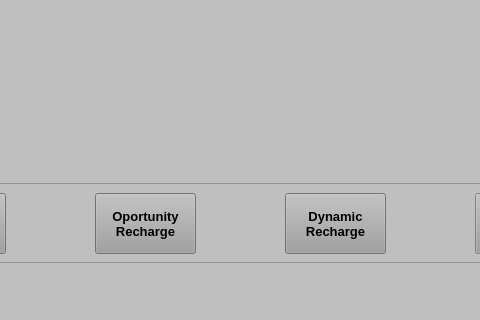
Above: UI/InterfaceGrid.ui from Potter-Gryffindor/Proyecto-Final before the change; both pictures show x 335 to 815 and y 357 to 677 of the 964 by 677 pixel window. Below: the same form after it.
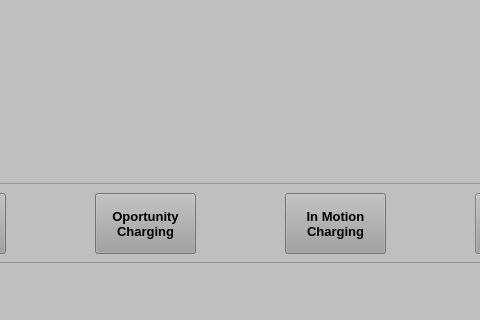
That is the form after the change. Icons and pictures are not drawn.

Commit message: Prediseño Interfaz Gráfica V.1

Diff of the .ui file:
```diff
--- a/UI/InterfaceGrid.ui
+++ b/UI/InterfaceGrid.ui
@@ -666,8 +666,8 @@
       <string notr="true">background-color: rgb(159, 159, 159);</string>
      </property>
      <property name="text">
-      <string>Dynamic
-Recharge</string>
+      <string>In Motion
+Charging</string>
      </property>
     </widget>
     <widget class="QPushButton" name="OportunityButton">
@@ -695,7 +695,7 @@
      </property>
      <property name="text">
       <string>Oportunity
-Recharge</string>
+Charging</string>
      </property>
     </widget>
     <widget class="QPushButton" name="GridButton">
```
Left out of the diff: 2 changed lines with no effect on the pictures. The commit also changes 5 other files.
